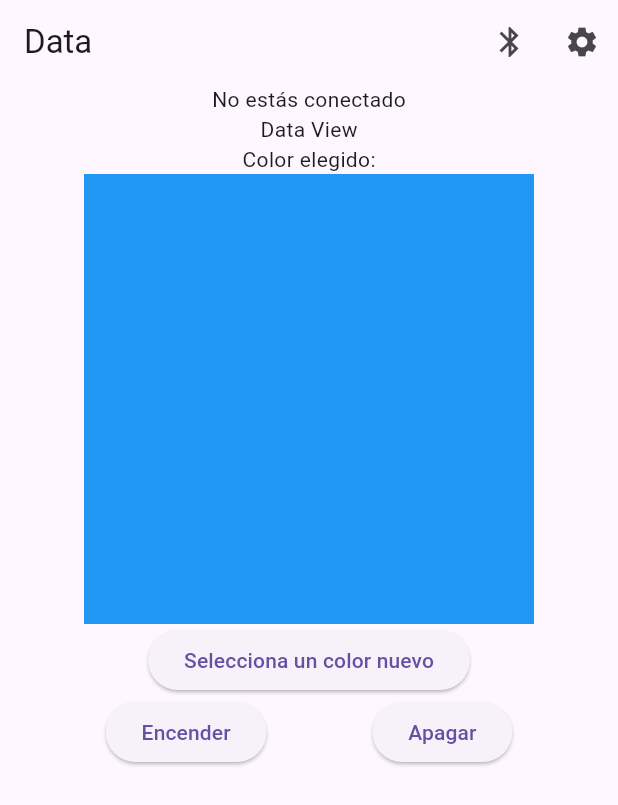
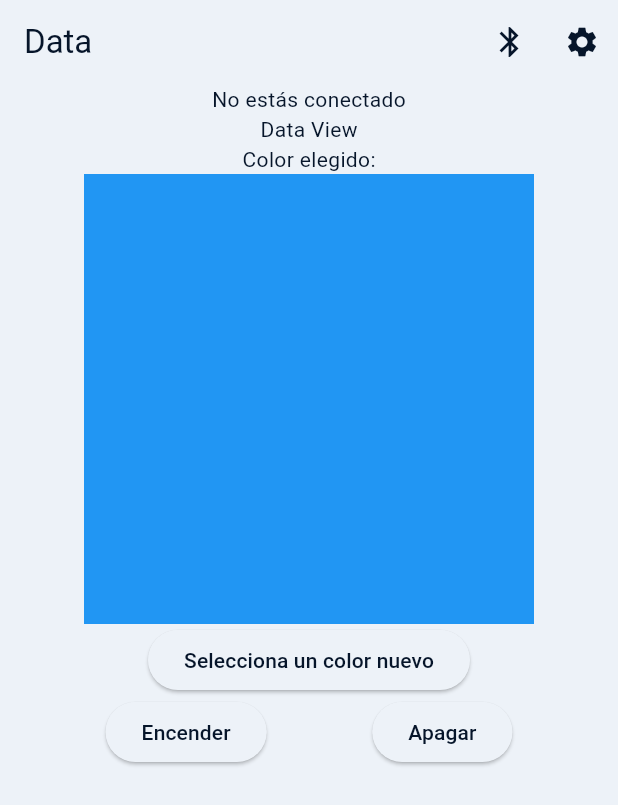
Before and after one commit to Sjvc0595/color_picker, a Flutter app: the screen it shows after launch, on a phone screen of 412 x 824 dp. Shown: the top 805 px of the screen. Run offline on Flutter 3.47's test engine with Material 3 defaults, Android fonts, the phone set to English and light mode, and no system bars; our stand-ins replace flutter_bluetooth_serial, flutter_colorpicker, permission_handler; generated files the repository leaves out were written again.

Commit message:
Agregar temas

```diff
--- a/lib/src/app.dart
+++ b/lib/src/app.dart
@@ -3,6 +3,8 @@ import 'package:flutter_gen/gen_l10n/app_localizations.dart';
 import 'package:flutter_localizations/flutter_localizations.dart';
 import 'settings/settings_controller.dart';
 import 'settings/settings_view.dart';
+
+import 'theme/global_theme_data.dart';
 
 import 'views/data_view.dart';
 import 'views/bluetooth_settings_view.dart';
@@ -56,8 +58,8 @@ class MyApp extends StatelessWidget {
           // Define a light and dark color theme. Then, read the user's
           // preferred ThemeMode (light, dark, or system default) from the
           // SettingsController to display the correct theme.
-          theme: ThemeData(),
-          darkTheme: ThemeData.dark(),
+          theme: GlobalThemeData.lightThemeData,
+          darkTheme: GlobalThemeData.darkThemeData,
           themeMode: settingsController.themeMode,
 
           debugShowCheckedModeBanner: false,
--- /dev/null
+++ b/lib/src/theme/global_theme_data.dart
@@ -0,0 +1,56 @@
+import 'package:flutter/material.dart';
+
+class GlobalThemeData {
+  static final Color _lightFocusColor = Colors.black.withOpacity(0.12);
+  static final Color _darkFocusColor = Colors.white.withOpacity(0.12);
+
+  static ThemeData lightThemeData = themeData(
+    lightColorScheme,
+    _lightFocusColor,
+  );
+
+  static ThemeData darkThemeData = themeData(
+    darkColorScheme,
+    _darkFocusColor,
+  );
+
+  static ThemeData themeData(ColorScheme colorScheme, Color focusColor) {
+    return ThemeData(
+      colorScheme: colorScheme,
+      canvasColor: colorScheme.surface,
+      scaffoldBackgroundColor: colorScheme.surface,
+      highlightColor: Colors.transparent,
+      focusColor: focusColor,
+    );
+  }
+
+  // Light Color scheme
+  static const ColorScheme lightColorScheme = ColorScheme(
+    primary: Color(0xFF06152A),
+    onPrimary: Color(0xFFEDF2F8),
+    secondary: Color(0x165E6064),
+    onSecondary: Colors.black,
+    error: Colors.redAccent,
+    onError: Colors.white,
+    surface: Color(0xFFEDF2F8),
+    onSurface: Color(0xFF06152A),
+    background: Color(0xFFEDF2F8),
+    onBackground: Color(0xFF06152A),
+    brightness: Brightness.light,
+  );
+
+  // Dark Color scheme
+  static const ColorScheme darkColorScheme = ColorScheme(
+    primary: Color(0xFFEDF2F8),
+    onPrimary: Color(0xFF06152A),
+    secondary: Color(0x165E6064),
+    onSecondary: Color(0xFFEDF2F8),
+    error: Colors.redAccent,
+    onError: Colors.white,
+    surface: Color(0xFF06152A),
+    onSurface: Color(0xFFEDF2F8),
+    background: Color(0xFF06152A),
+    onBackground: Color(0xFFEDF2F8),
+    brightness: Brightness.dark,
+  );
+}
```
